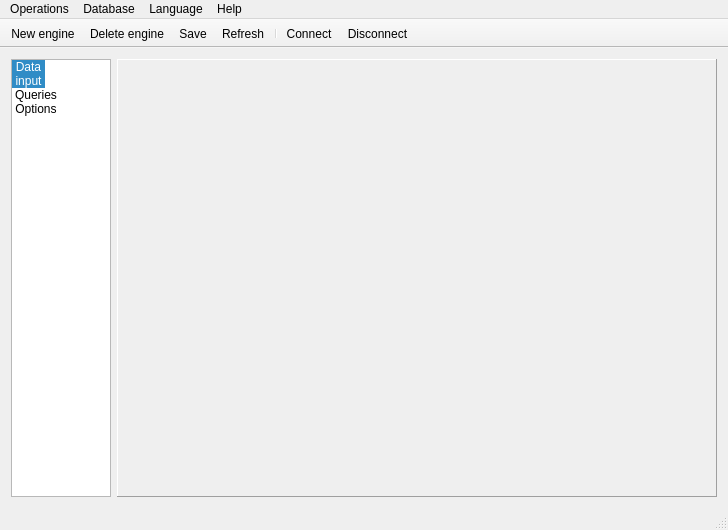
Qt form gtes_starts/main_window.ui (olgerd27/gtes_starts) before a commit.
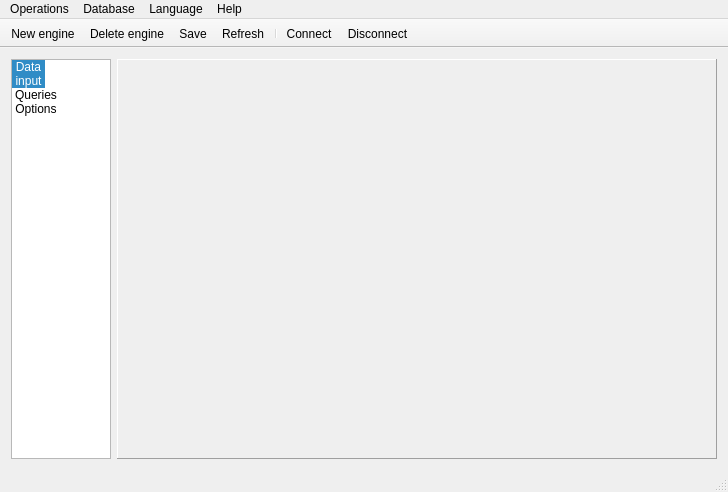
The same form after that commit. Icons and pictures are not drawn. Custom widgets are drawn as their Qt base class.

The edit to the form file:
```diff
--- a/gtes_starts/main_window.ui
+++ b/gtes_starts/main_window.ui
@@ -7,7 +7,7 @@
     <x>0</x>
     <y>0</y>
     <width>706</width>
-    <height>530</height>
+    <height>486</height>
    </rect>
   </property>
   <property name="windowTitle">
```
